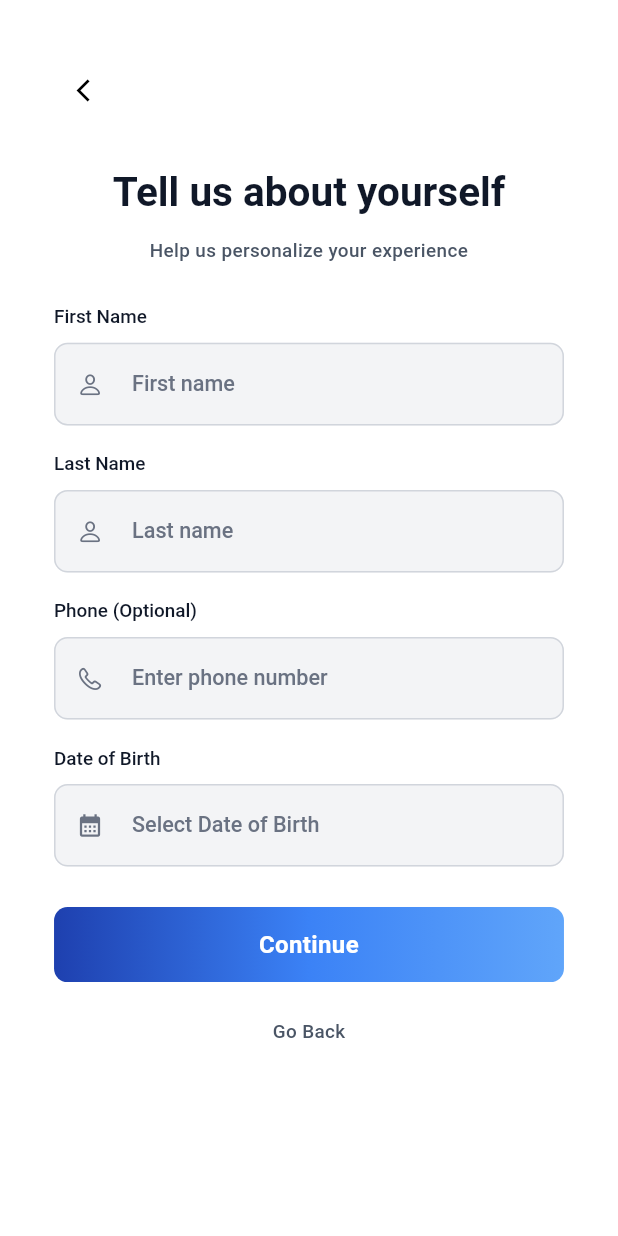
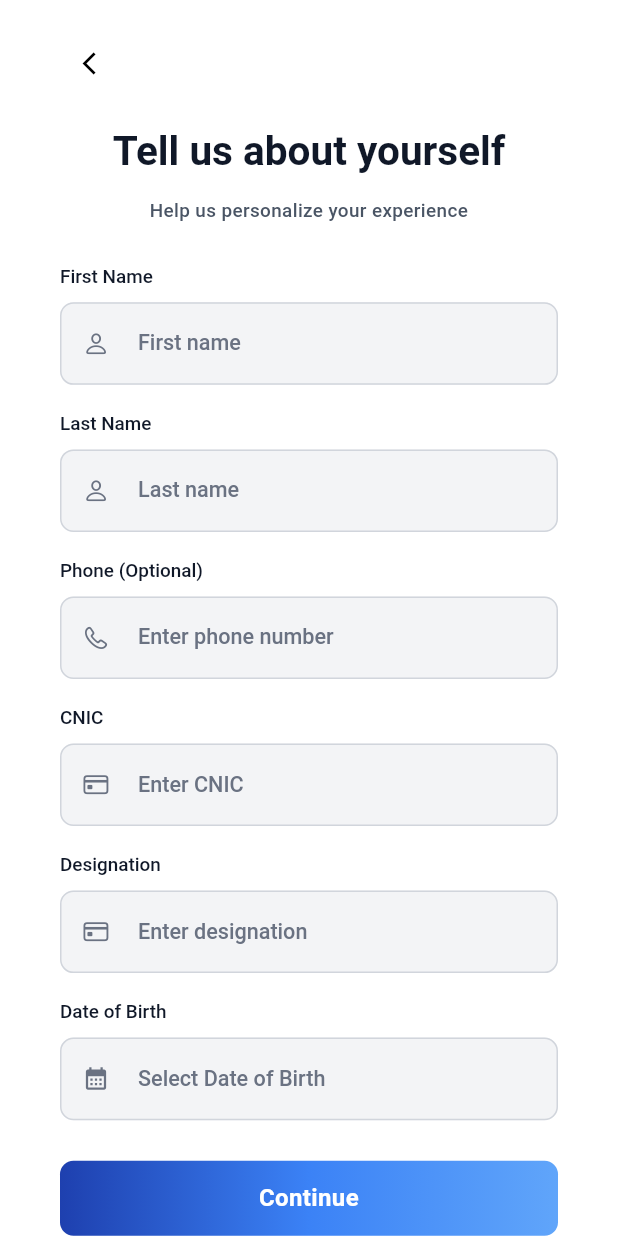
Before and after one commit to SafeLink-FYP/safelink_aid, a Flutter app: the SignUpView screen opened by its route, swiped to page 2, on a phone screen of 412 x 824 dp. Run offline on Flutter 3.47's test engine with Material 3 defaults, Android fonts, the phone set to English and light mode, and no system bars; our stand-ins replace flutter_screenutil, flutter_svg, font_awesome_flutter, get, google_fonts, image_picker and 2 more; accounts and stored records are empty; network calls fail.

Commit message:
Integrated Auth

```diff
--- a/lib/core/themes/app_theme.dart
+++ b/lib/core/themes/app_theme.dart
@@ -73,7 +73,7 @@ class AppTheme {
     colorScheme: ColorScheme.light(
       primary: primaryColor,
       outline: lightOutlineColor,
-      surfaceContainerHigh: borderColor,
+      surfaceContainerHigh: lightBackgroundColor,
       inverseSurface: lightGreyColor,
     ),
     iconTheme: IconThemeData(color: black, size: 20.sp),
@@ -199,7 +199,7 @@ class AppTheme {
     colorScheme: ColorScheme.dark(
       primary: primaryColor,
       outline: white.withValues(alpha: 0.20),
-      surfaceContainerHigh: white.withValues(alpha: 0.10),
+      surfaceContainerHigh: darkBackgroundColor,
       inverseSurface: white,
     ),
     iconTheme: IconThemeData(color: white, size: 20.sp),
@@ -288,7 +288,7 @@ class AppTheme {
     ),
 
     progressIndicatorTheme: ProgressIndicatorThemeData(
-      color: lightGreyColor,
+      color: white,
       linearTrackColor: darkGreyColor,
       linearMinHeight: 10.h,
       borderRadius: BorderRadius.circular(50.r),
--- a/lib/core/utilities/validators.dart
+++ b/lib/core/utilities/validators.dart
@@ -76,6 +76,24 @@ class Validators {
     return null;
   }
 
+  // CNIC VALIDATION (Pakistan)
+  static String? validateCNIC(String? cnic) {
+    final value = cnic?.trim() ?? '';
+
+    if (value.isEmpty) {
+      return 'CNIC is required';
+    }
+
+    // Format: 35202-1234567-1
+    final regex = RegExp(r'^[0-9]{5}-[0-9]{7}-[0-9]{1}$');
+
+    if (!regex.hasMatch(value)) {
+      return 'Enter a valid CNIC (XXXXX-XXXXXXX-X)';
+    }
+
+    return null;
+  }
+
   // DATE OF BIRTH VALIDATION
   static String? validateDOB(String? dateOfBirth) {
     if (dateOfBirth == null || dateOfBirth.isEmpty) {
--- /dev/null
+++ b/lib/features/authorization/models/auth_models.dart
@@ -0,0 +1,70 @@
+import 'dart:io';
+import 'package:supabase_flutter/supabase_flutter.dart';
+
+class SignUpModel {
+  final String firstName;
+  final String lastName;
+  final String email;
+  final String password;
+  final String cnic;
+  final String dateOfBirth;
+  final String? phone;
+  final File? profilePicture;
+
+  const SignUpModel({
+    required this.firstName,
+    required this.lastName,
+    required this.email,
+    required this.password,
+    this.phone,
+    required this.cnic,
+    required this.dateOfBirth,
+    this.profilePicture,
+  });
+
+  Map<String, dynamic> toAuthMetadata() => {
+    'firstName': firstName.trim(),
+    'lastName': lastName.trim(),
+    'phone': phone,
+    'cnic': cnic.trim(),
+    'dateOfBirth': dateOfBirth,
+    'role': 'aid_worker',
+  };
+
+  Map<String, dynamic> toProfileUpdate(String? avatarUrl) => {
+    'phone': phone,
+    'date_of_birth': dateOfBirth,
+    if (avatarUrl != null) 'avatar_url': avatarUrl,
+  };
+}
+
+class SignInModel {
+  final String email;
+  final String password;
+  final bool rememberMe;
+
+  const SignInModel({
+    required this.email,
+    required this.password,
+    this.rememberMe = false,
+  });
+
+  Map<String, dynamic> toJson() => {
+    'email': email.trim(),
+    'password': password,
+  };
+}
+
+class ResetPasswordModel {
+  final String email;
+
+  const ResetPasswordModel({required this.email});
+
+  Map<String, dynamic> toJson() => {'email': email.trim()};
+}
+
+class OAuthSignInModel {
+  final OAuthProvider provider;
+
+  const OAuthSignInModel({required this.provider});
+}
--- a/lib/features/authorization/presentation/screens/sign_up_view.dart
+++ b/lib/features/authorization/presentation/screens/sign_up_view.dart
@@ -12,6 +12,7 @@ import 'package:safelink_aid/features/authorization/controllers/auth_controller.
 import 'package:safelink_aid/features/authorization/controllers/image_picking_controller.dart';
 import 'package:safelink_aid/core/widgets/custom_elevated_button.dart';
 import 'package:safelink_aid/features/authorization/controllers/sign_up_page_controller.dart';
+import 'package:safelink_aid/features/authorization/models/auth_models.dart';
 import 'package:safelink_aid/features/authorization/presentation/widgets/custom_text_form_field.dart';
 import 'package:safelink_aid/features/authorization/presentation/widgets/date_picker_text_field.dart';
 import 'package:safelink_aid/features/authorization/presentation/widgets/social_button.dart';
@@ -30,6 +31,9 @@ class _SignUpViewState extends State<SignUpView> {
   final TextEditingController _lastNameController = TextEditingController();
   final TextEditingController _emailController = TextEditingController();
   final TextEditingController _phoneController = TextEditingController();
+  final TextEditingController _cnicController = TextEditingController();
+  final TextEditingController _organizationController = TextEditingController();
+  final TextEditingController _designationController = TextEditingController();
   final TextEditingController _dobController = TextEditingController();
   final TextEditingController _passwordController = TextEditingController();
   final TextEditingController _confirmPasswordController =
@@ -47,9 +51,14 @@ class _SignUpViewState extends State<SignUpView> {
     _lastNameController.dispose();
     _emailController.dispose();
     _phoneController.dispose();
+    _cnicController.dispose();
+    _organizationController.dispose();
+    _designationController.dispose();
     _dobController.dispose();
     _passwordController.dispose();
     _confirmPasswordController.dispose();
+    _imagePickingController.dispose();
+    _signUpPageController.dispose();
     super.dispose();
   }
 
@@ -87,22 +96,23 @@ class _SignUpViewState extends State<SignUpView> {
                     break;
                 }
                 return SingleChildScrollView(
-                  child: Padding(
-                    padding: EdgeInsets.all(40.r),
+                  physics: BouncingScrollPhysics(),
+                  padding: EdgeInsets.symmetric(
+                    horizontal: 40.w,
+                    vertical: 20.h,
+                  ),
                   child: Column(
                     children: [
                       Align(
                         alignment: Alignment.topLeft,
                         child: IconButton(
                           icon: const Icon(Icons.arrow_back_ios),
-                            onPressed: () =>
-                                _signUpPageController.previousPage(),
+                          onPressed: () => _signUpPageController.previousPage(),
                         ),
                       ),
-                        SizedBox(height: 30.h),
+                      SizedBox(height: 20.h),
                       page,
                     ],
-                    ),
                   ),
                 );
               },
@@ -245,6 +255,22 @@ class _SignUpViewState extends State<SignUpView> {
           controller: _phoneController,
           validator: (value) => Validators.validatePhoneNumber(value),
           icon: CupertinoIcons.phone,
+        ),
+        SizedBox(height: 20.h),
+        CustomTextFormField(
+          label: 'CNIC',
+          hintText: 'Enter CNIC',
+          controller: _cnicController,
+          validator: (value) => Validators.validateCNIC(value),
+          icon: CupertinoIcons.creditcard,
+        ),
+        SizedBox(height: 20.h),
+        CustomTextFormField(
+          label: 'Designation',
+          hintText: 'Enter designation',
+          controller: _cnicController,
+          validator: (value) => Validators.validateName(value),
+          icon: CupertinoIcons.creditcard,
         ),
         SizedBox(height: 20.h),
         DatePickerTextField(
@@ -528,14 +554,19 @@ class _SignUpViewState extends State<SignUpView> {
         CustomElevatedButton(
           label: 'Complete Registration',
           onPressed: () => _authController.signUp(
+            SignUpModel(
               firstName: _firstNameController.text.trim(),
               lastName: _lastNameController.text.trim(),
               email: _emailController.text.trim(),
               password: _passwordController.text,
+              phone: _phoneController.text.trim(),
+              cnic: _cnicController.text.trim(),
               dateOfBirth: _dobController.text.trim(),
-            profilePicture: _imagePickingController.selectedImage.value != null
+              profilePicture:
+              _imagePickingController.selectedImage.value != null
                   ? File(_imagePickingController.selectedImage.value!.path)
                   : null,
+            ),
           ),
         ),
         SizedBox(height: 10.h),
--- a/lib/main.dart
+++ b/lib/main.dart
@@ -4,6 +4,7 @@ import 'package:flutter_screenutil/flutter_screenutil.dart';
 import 'package:get/get.dart';
 import 'package:safelink_aid/core/controllers/theme_controller.dart';
 import 'package:safelink_aid/core/secrets/app_secrets.dart';
+import 'package:safelink_aid/core/services/initial_bindings.dart';
 import 'package:safelink_aid/core/themes/app_theme.dart';
 import 'package:safelink_aid/core/utilities/app_routes.dart';
 import 'package:supabase_flutter/supabase_flutter.dart';
@@ -36,10 +37,11 @@ class MyApp extends StatelessWidget {
           builder: (controller) {
             return Obx(() {
               return GetMaterialApp(
+                debugShowCheckedModeBanner: false,
                 theme: AppTheme.lightTheme,
                 darkTheme: AppTheme.darkTheme,
                 themeMode: controller.themeMode,
-                debugShowCheckedModeBanner: false,
+                initialBinding: InitialBindings(),
                 initialRoute: AppRoutes.splashView,
                 getPages: AppRoutes.routes,
               );
```
Also changed, not shown: lib/features/authorization/controllers/auth_controller.dart (+15 -29 lines), lib/features/authorization/presentation/screens/reset_password_view.dart (+32 -4 lines), lib/features/authorization/presentation/screens/sign_in_view.dart (+6 -3 lines), pubspec.lock. Lines whose indentation alone changed are shown as unchanged.
